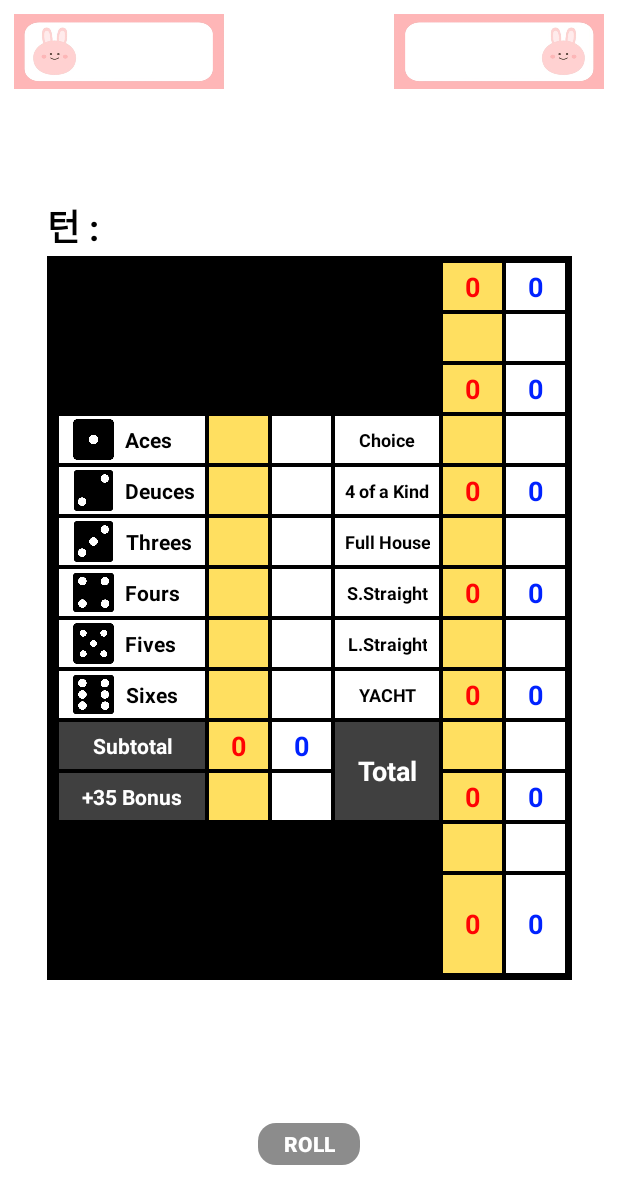
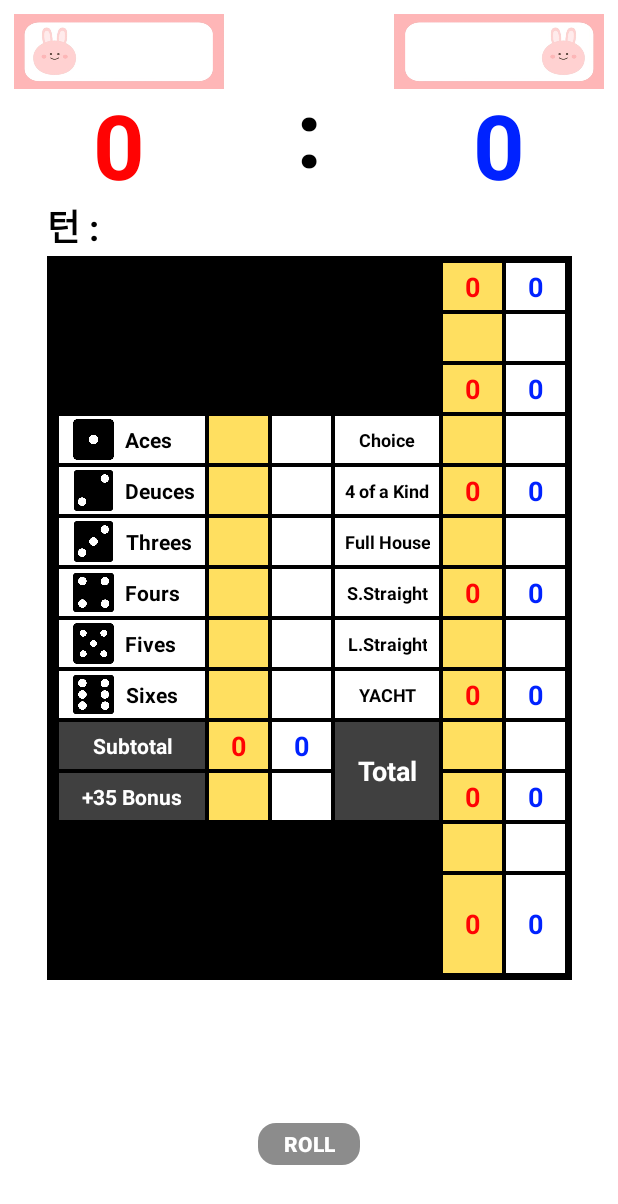
Before and after one commit to ranseo/YacthGame, an Android app: the GameActivity screen opened directly, with no data from a screen before it, on a phone screen of 412 x 824 dp. Shown: the top 1204 px of the screen. Run offline under Robolectric (Android 15) with nearby library versions, the phone set to English and light mode, and no system bars; our stand-ins replace Dagger/Hilt's generated code, Firebase (no records; nobody signed in at launch, a user with empty details on screens opened directly), Room's generated code, data binding; 87 statements that could not run were skipped.

Commit message:
GamePlayFragment.kt --소리추가 완료--

```diff
--- a/app/src/main/java/com/ranseo/yatchgame/YachtApplication.kt
+++ b/app/src/main/java/com/ranseo/yatchgame/YachtApplication.kt
@@ -4,9 +4,13 @@ import android.app.Application
 import com.google.firebase.auth.ktx.auth
 import com.google.firebase.database.ktx.database
 import com.google.firebase.ktx.Firebase
+import com.ranseo.yatchgame.util.YachtGame
+import com.ranseo.yatchgame.util.YachtSound
 import dagger.hilt.android.HiltAndroidApp
+import javax.inject.Inject
 
 @HiltAndroidApp
 class YachtApplication : Application() {
 
+
 }
--- a/app/src/main/java/com/ranseo/yatchgame/data/model/Board.kt
+++ b/app/src/main/java/com/ranseo/yatchgame/data/model/Board.kt
@@ -113,7 +113,7 @@ data class Board(
 
 
         this.sum = ones + twos + threes + fours + fives + sixes
-        this.bonus = if (sum < 63) -1 else 35
+        this.bonus = if (sum < 63) 0 else 35
 
         this.total =
             sum + bonus + (choice + fourCard + fullHouse + smallStraight + largeStraight + yacht)
--- a/app/src/main/java/com/ranseo/yatchgame/ui/game/GamePlayFragment.kt
+++ b/app/src/main/java/com/ranseo/yatchgame/ui/game/GamePlayFragment.kt
@@ -26,24 +26,29 @@ import com.ranseo.yatchgame.databinding.FragmentGamePlayBinding
 import com.ranseo.yatchgame.log
 import com.ranseo.yatchgame.ui.dialog.GameResultDialog
 import com.ranseo.yatchgame.ui.lobby.LobbyActivity
+import com.ranseo.yatchgame.util.YachtSound
 import dagger.hilt.android.AndroidEntryPoint
+import javax.inject.Inject
 
 
 @AndroidEntryPoint
 class GamePlayFragment() : Fragment() {
     private val TAG = "GamePlayFragment"
     private lateinit var binding: FragmentGamePlayBinding
+    @Inject lateinit var yachtSound : YachtSound
+
 
     private val gamePlayViewModel: GamePlayViewModel by viewModels()
 
     private lateinit var rollDiceAnimation: AnimationDrawable
 
-    private lateinit var audioAttributes: AudioAttributes
-    private lateinit var soundPool :SoundPool
-    private var rollSound : Int = 0
-    private var boardConfirmSound : Int = 0
-    private var keepSound : Int = 0
-    private var myTurnSound: Int = 0
+
+//    private lateinit var audioAttributes: AudioAttributes
+//    private lateinit var soundPool :SoundPool
+//    private var rollSound : Int = 0
+//    private var boardConfirmSound : Int = 0
+//    private var keepSound : Int = 0
+//    private var myTurnSound: Int = 0
 
     override fun onCreate(savedInstanceState: Bundle?) {
         super.onCreate(savedInstanceState)
@@ -56,30 +61,14 @@ class GamePlayFragment() : Fragment() {
         }
 
         requireActivity().onBackPressedDispatcher.addCallback(this, onBackPressedCallback)
-        audioAttributes = AudioAttributes.Builder()
-            .setUsage(AudioAttributes.USAGE_ASSISTANCE_SONIFICATION)
-            .setContentType( AudioAttributes.CONTENT_TYPE_SONIFICATION)
-            .build()
-
-        soundPool = SoundPool.Builder()
-            .setMaxStreams(4)
-            .setAudioAttributes(audioAttributes)
-            .build()
-
-        rollSound = soundPool.load(
-            requireActivity(), R.raw.roll_dice, 1)
-
-        boardConfirmSound = soundPool.load(
-            requireActivity(), R.raw.click_sound, 1)
-
-        keepSound = soundPool.load(
-            requireActivity(), R.raw.keep_sound,1)
-
-        myTurnSound = soundPool.load(
-            requireActivity(), R.raw.my_turn_sound,1)
+        yachtSound.initSound(requireContext())
 
     }
 
+    override fun onStart() {
+        super.onStart()
+
+    }
 
     @RequiresApi(Build.VERSION_CODES.N)
     override fun onCreateView(
@@ -92,7 +81,7 @@ class GamePlayFragment() : Fragment() {
         binding.viewModel = gamePlayViewModel
         binding.lifecycleOwner = viewLifecycleOwner
         binding.onClickListener = OnBoardClickListener { boardTag ->
-            playSound(boardConfirmSound, 1f,1f,0,0,1.0f)
+            yachtSound.play(YachtSound.BOARD_CONFIRM_SOUND)
             //보드판의 점수를 사용자가 클릭하면 해당 점수가 확정되고, 상대턴으로 넘어가는 과정
             //1.getScore() : 점수 확정한 뒤, 확정된 점수판을 database에 기록
             gamePlayViewModel.getScore(boardTag)
@@ -124,7 +113,7 @@ class GamePlayFragment() : Fragment() {
     @RequiresApi(Build.VERSION_CODES.N)
     private fun setBtnRollDiceClickListener() {
         binding.btnRoll.setOnClickListener {
-            playSound(rollSound, 1f,1f,0,0,1.0f)
+            yachtSound.play(YachtSound.ROLL_DICE_SOUND)
 //            rollDiceAnimation.start()
             gamePlayViewModel.rollDices()
 
@@ -170,8 +159,7 @@ class GamePlayFragment() : Fragment() {
      */
     private fun rollDiceSelected(idx: Int) = { imageview: View ->
         if (gamePlayViewModel.chance < GamePlayViewModel.CHANCE) {
-
-            playSound(keepSound, 1f,1f,0,0,1.0f)
+            yachtSound.play(YachtSound.KEEP_SOUND)
             gamePlayViewModel.keepDice(idx)
             imageview.isSelected = !imageview.isSelected
 
@@ -234,7 +222,7 @@ class GamePlayFragment() : Fragment() {
             it?.let { myTurn ->
                 if (myTurn) {
                     if (gamePlayViewModel.chance == GamePlayViewModel.INIT_CHANCE) {
-                        playSound(myTurnSound, 1f,1f,0,0,1.0f)
+                        yachtSound.play(YachtSound.MY_TURN_SOUND)
                         log(TAG, "myTurnObserver : chance = ${gamePlayViewModel.chance}", LogTag.I)
                         gamePlayViewModel.reloadBeforeRollDice()
                         log(TAG, "myTurnObserver : 현재 나의 턴 입니다.", LogTag.I)
@@ -283,12 +271,16 @@ class GamePlayFragment() : Fragment() {
     private fun rollDiceObserver() =
         Observer<RollDice> {
             it?.let { rollDice ->
+
                 gamePlayViewModel.myTurn.value?.let { myTurn ->
                     if (!myTurn) {
-                        playSound(rollSound,1f,1f,0,0,1.0f)
+                        val prev = gamePlayViewModel.prevRollDice
+                        if(prev != null && rollDice.checkKeepChange(prev)) yachtSound.play(YachtSound.KEEP_SOUND)
+                        else yachtSound.play(YachtSound.ROLL_DICE_SOUND)
                         gamePlayViewModel.checkOpponentDiceState(rollDice)
                         setRollDiceSelected(rollDice)
                         log(TAG, "rollDiceObserver() : Not My Turn  ${rollDice}", LogTag.I)
+                        gamePlayViewModel.prevRollDice = rollDice
                     } else {
                         log(TAG, "rollDiceObserver() : my Turn  ${rollDice}", LogTag.I)
                     }
@@ -347,22 +339,22 @@ class GamePlayFragment() : Fragment() {
         requireActivity().finish()
     }
 
-    private fun playSound(sound:Int, leftVolume:Float, rightVolume:Float, priority:Int, loop:Int, rate:Float) {
-        soundPool.play(
-            sound,
-            leftVolume,
-            rightVolume,
-            priority,
-            loop,
-            rate
-        )
-    }
+//    private fun playSound(sound:Int, leftVolume:Float, rightVolume:Float, priority:Int, loop:Int, rate:Float) {
+//        soundPool.play(
+//            sound,
+//            leftVolume,
+//            rightVolume,
+//            priority,
+//            loop,
+//            rate
+//        )
+//    }
 
     override fun onDestroy() {
         super.onDestroy()
         gamePlayViewModel.removeListener()
 //        gamePlayViewModel.releaseResource()
-        soundPool.release()
+        yachtSound.release()
     }
 
     companion object {
--- a/app/src/main/java/com/ranseo/yatchgame/ui/game/GamePlayViewModel.kt
+++ b/app/src/main/java/com/ranseo/yatchgame/ui/game/GamePlayViewModel.kt
@@ -70,6 +70,7 @@ class GamePlayViewModel @Inject constructor(
     val turnFlag = Transformations.map(rollDice) {
         it.turn
     }
+    var prevRollDice : RollDice? = null
 
     private val _boardInfo = MutableLiveData<BoardInfo>()
     val boardInfo: LiveData<BoardInfo>
@@ -99,16 +100,16 @@ class GamePlayViewModel @Inject constructor(
     val chance: Int
         get() = _chance
 
-    fun initChance() {
+    private fun initChance() {
         _chance = INIT_CHANCE
     }
 
-    private val _chanceStr = MutableLiveData<String>()
-    val chanceStr: LiveData<String>
-        get() = _chanceStr
+    private val _chanceString = MutableLiveData<String>()
+    val chanceString: LiveData<String>
+        get() = _chanceString
 
     private fun getChanceStr() {
-        _chanceStr.value = if (chance == INIT_CHANCE) "-/3" else "${3 - chance}/3"
+        _chanceString.value = if (chance == INIT_CHANCE) "-/3" else "${3 - chance}/3"
     }
 
 
@@ -204,6 +205,7 @@ class GamePlayViewModel @Inject constructor(
                 true
             } else {
                 initChance()
+                getChanceStr()
                 false
             }
         }
@@ -494,7 +496,7 @@ class GamePlayViewModel @Inject constructor(
         log(TAG, "finishTurn()  : chance = ${chance}", LogTag.I)
         _initRollDiceKeep.value = Event(Unit)
         if (!isFirstPlayer()) implementTurnCount()
-        getChanceStr()
+        //getChanceStr()
     }
 
     /**
--- a/app/src/main/java/com/ranseo/yatchgame/ui/lobby/LobbyActivity.kt
+++ b/app/src/main/java/com/ranseo/yatchgame/ui/lobby/LobbyActivity.kt
@@ -15,6 +15,7 @@ import com.google.firebase.auth.FirebaseAuth
 import com.ranseo.yatchgame.R
 import com.ranseo.yatchgame.databinding.ActivityLobbyBinding
 import com.ranseo.yatchgame.ui.login.LoginActivity
+import com.ranseo.yatchgame.util.YachtSound
 import dagger.hilt.android.AndroidEntryPoint
 import javax.inject.Inject
 
@@ -27,6 +28,7 @@ class LobbyActivity : AppCompatActivity(), NavigationView.OnNavigationItemSelect
 
     private lateinit var navController : NavController
     private lateinit var appBarConfiguration : AppBarConfiguration
+
 
     //firebase
     @Inject lateinit var auth : FirebaseAuth
@@ -67,5 +69,8 @@ class LobbyActivity : AppCompatActivity(), NavigationView.OnNavigationItemSelect
         finish()
     }
 
+    override fun onDestroy() {
+        super.onDestroy()
+    }
 
 }
--- /dev/null
+++ b/app/src/main/java/com/ranseo/yatchgame/util/YachtSound.kt
@@ -0,0 +1,44 @@
+package com.ranseo.yatchgame.util
+
+import android.content.Context
+import android.media.AudioAttributes
+import android.media.AudioManager
+import android.media.MediaPlayer
+import android.media.SoundPool
+import com.ranseo.yatchgame.R
+import javax.inject.Inject
+
+class YachtSound @Inject constructor() {
+
+    fun initSound(context:Context) {
+        mediaPlayerMap = HashMap(4)
+
+        mediaPlayerMap[ROLL_DICE_SOUND] = MediaPlayer.create(context, ROLL_DICE_SOUND)
+        mediaPlayerMap[BOARD_CONFIRM_SOUND] = MediaPlayer.create(context, BOARD_CONFIRM_SOUND)
+        mediaPlayerMap[KEEP_SOUND] = MediaPlayer.create(context, KEEP_SOUND)
+        mediaPlayerMap[MY_TURN_SOUND] = MediaPlayer.create(context, MY_TURN_SOUND)
+
+    }
+
+    fun play(raw_id:Int) {
+        if(mediaPlayerMap.containsKey(raw_id)) mediaPlayerMap[raw_id]
+            ?.let { it.start() }
+    }
+
+    fun release() {
+        for(value in mediaPlayerMap.values) {
+            value.release()
+        }
+    }
+
+    companion object {
+        private lateinit var mediaPlayerMap : HashMap<Int,MediaPlayer>
+        const val ROLL_DICE_SOUND = R.raw.roll_dice
+        const val BOARD_CONFIRM_SOUND = R.raw.click_sound
+        const val KEEP_SOUND = R.raw.keep_sound
+        const val MY_TURN_SOUND = R.raw.my_turn_sound
+    }
+
+
+
+}
--- a/app/src/main/res/layout/fragment_game_play.xml
+++ b/app/src/main/res/layout/fragment_game_play.xml
@@ -22,48 +22,62 @@
     <androidx.constraintlayout.widget.ConstraintLayout
         android:layout_width="match_parent"
         android:layout_height="match_parent"
-        android:background="@color/white"
-        >
+        android:background="@color/white">
 
         <include
+            android:id="@+id/layout_first_profile"
             layout="@layout/layout_player_profile"
             app:layout_constraintEnd_toEndOf="parent"
             app:layout_constraintStart_toStartOf="parent"
             app:layout_constraintTop_toTopOf="parent"
             bind:player="@{viewModel.firstPlayer}"
-            bind:viewModel="@{viewModel}"/>
+            bind:viewModel="@{viewModel}"
+            bind:board="@{viewModel.firstRealBoard}"/>
+
 
         <include
+            android:id="@+id/layout_second_profile"
             layout="@layout/layout_player_profile_reverse"
             app:layout_constraintEnd_toEndOf="parent"
             app:layout_constraintStart_toStartOf="parent"
             app:layout_constraintTop_toTopOf="parent"
             bind:player="@{viewModel.secondPlayer}"
-            bind:viewModel="@{viewModel}"/>
+            bind:viewModel="@{viewModel}"
+            bind:board="@{viewModel.secondRealBoard}"/>
+
+        <TextView
+            android:textSize="62sp"
+            android:layout_width="wrap_content"
+            android:layout_height="wrap_content"
+            android:text=":"
+            app:layout_constraintStart_toStartOf="@+id/layout_first_profile"
+            app:layout_constraintEnd_toEndOf="@id/layout_second_profile"
+            app:layout_constraintTop_toTopOf="parent"
+            android:layout_marginTop="46dp"
+            />
 
         <androidx.constraintlayout.widget.ConstraintLayout
             android:layout_width="wrap_content"
             android:layout_height="wrap_content"
-            app:layout_constraintBottom_toTopOf="@+id/layout_board"
-            app:layout_constraintStart_toStartOf="@+id/layout_board"
             android:layout_marginBottom="2dp"
             android:theme="@style/Theme.GamePlay"
-            >
+            app:layout_constraintBottom_toTopOf="@+id/layout_board"
+            app:layout_constraintStart_toStartOf="@+id/layout_board">
 
             <TextView
                 android:id="@+id/tv_turn"
                 android:layout_width="wrap_content"
                 android:layout_height="wrap_content"
+                android:text="턴 : "
                 android:textSize="24sp"
                 app:layout_constraintStart_toStartOf="parent"
-                app:layout_constraintTop_toTopOf="parent"
-                android:text="턴 : " />
+                app:layout_constraintTop_toTopOf="parent" />
 
             <TextView
                 android:layout_width="wrap_content"
                 android:layout_height="wrap_content"
+                android:text="@{viewModel.turnCountStr}"
                 android:textSize="24sp"
-                android:text="@{viewModel.turnCountStr}"
                 app:layout_constraintStart_toEndOf="@id/tv_turn"
                 app:layout_constraintTop_toTopOf="parent"
                 tools:text="1/12" />
@@ -73,23 +87,21 @@
             android:id="@+id/layout_board"
             android:layout_width="350dp"
             android:layout_height="wrap_content"
-            android:background="@drawable/board_border_line"
-            app:layout_constraintStart_toStartOf="parent"
-            app:layout_constraintEnd_toEndOf="parent"
-            app:layout_constraintTop_toTopOf="parent"
-            app:layout_constraintBottom_toBottomOf="parent"
             android:layout_marginStart="10dp"
             android:layout_marginEnd="10dp"
-            >
+            android:background="@drawable/board_border_line"
+            app:layout_constraintBottom_toBottomOf="parent"
+            app:layout_constraintEnd_toEndOf="parent"
+            app:layout_constraintStart_toStartOf="parent"
+            app:layout_constraintTop_toTopOf="parent">
 
             <include
                 layout="@layout/layout_game_play_board"
                 android:layout_width="wrap_content"
                 android:layout_height="wrap_content"
                 android:layout_gravity="center"
-                bind:viewModel="@{viewModel}"
                 bind:onClickListener="@{onClickListener}"
-                />
+                bind:viewModel="@{viewModel}" />
 
 
         </FrameLayout>
@@ -100,90 +112,86 @@
             android:layout_width="wrap_content"
             android:layout_height="wrap_content"
             android:orientation="horizontal"
-            app:layout_constraintGuide_percent="0.85"
-            />
+            app:layout_constraintGuide_percent="0.85" />
 
         <LinearLayout
             android:id="@+id/layout_roll_dice"
             android:layout_width="0dp"
             android:layout_height="0dp"
+            android:gravity="center"
             android:orientation="horizontal"
-            app:layout_constraintTop_toBottomOf="@+id/layout_board"
+            app:layout_constraintBottom_toTopOf="@+id/bottom_guideline"
+            app:layout_constraintEnd_toEndOf="parent"
             app:layout_constraintStart_toStartOf="parent"
-            app:layout_constraintEnd_toEndOf="parent"
-            app:layout_constraintBottom_toTopOf="@+id/bottom_guideline"
-            android:gravity="center"
-            >
+            app:layout_constraintTop_toBottomOf="@+id/layout_board">
 
             <ImageView
                 android:id="@+id/iv_roll_first"
-                tools:src="@drawable/selector_roll_dice_first"
                 setSelector="@{viewModel.rollDiceImages[0]}"
                 android:layout_width="48dp"
                 android:layout_height="48dp"
-                android:layout_marginEnd="12dp"/>
+                android:layout_marginEnd="12dp"
+                tools:src="@drawable/selector_roll_dice_first" />
 
 
             <ImageView
                 android:id="@+id/iv_roll_second"
-                tools:src="@drawable/selector_roll_dice_second"
                 setSelector="@{viewModel.rollDiceImages[1]}"
                 android:layout_width="48dp"
                 android:layout_height="48dp"
-                android:layout_marginEnd="12dp"/>
+                android:layout_marginEnd="12dp"
+                tools:src="@drawable/selector_roll_dice_second" />
 
 
             <ImageView
                 android:id="@+id/iv_roll_third"
-                tools:src="@drawable/selector_roll_dice_third"
                 setSelector="@{viewModel.rollDiceImages[2]}"
                 android:layout_width="48dp"
                 android:layout_height="48dp"
-                android:layout_marginEnd="12dp"/>
+                android:layout_marginEnd="12dp"
+                tools:src="@drawable/selector_roll_dice_third" />
 
 
             <ImageView
                 android:id="@+id/iv_roll_fourth"
-                tools:src="@drawable/selector_roll_dice_fourth"
                 setSelector="@{viewModel.rollDiceImages[3]}"
                 android:layout_width="48dp"
                 android:layout_height="48dp"
-                android:layout_marginEnd="12dp"/>
+                android:layout_marginEnd="12dp"
+                tools:src="@drawable/selector_roll_dice_fourth" />
 
 
             <ImageView
                 android:id="@+id/iv_roll_fifth"
-                tools:src="@drawable/selector_roll_dice_fifth"
                 setSelector="@{viewModel.rollDiceImages[4]}"
                 android:layout_width="48dp"
                 android:layout_height="48dp"
-                />
+                tools:src="@drawable/selector_roll_dice_fifth" />
 
         </LinearLayout>
 
         <TextView
-            tools:text="0/3"
-            android:text="@{viewModel.chanceStr}"
             android:layout_width="wrap_content"
             android:layout_height="wrap_content"
+            android:text="@{viewModel.chanceString}"
+            app:layout_constraintBottom_toTopOf="@id/btn_roll"
+            app:layout_constraintEnd_toEndOf="@id/btn_roll"
+            app:layout_constraintStart_toStartOf="@+id/btn_roll"
             app:layout_constraintTop_toBottomOf="@+id/bottom_guideline"
-            app:layout_constraintStart_toStartOf="@+id/btn_roll"
-            app:layout_constraintEnd_toEndOf="@id/btn_roll"
-            app:layout_constraintBottom_toTopOf="@id/btn_roll"
-            />
+            tools:text="0/3" />
 
         <androidx.appcompat.widget.AppCompatButton
             android:id="@+id/btn_roll"
-            android:text="Roll"
+            android:layout_width="wrap_content"
+            android:layout_height="wrap_content"
             android:background="@drawable/selector_btn"
             android:enabled="@{viewModel.myTurn}"
+            android:text="Roll"
             android:textColor="@color/white"
-            android:layout_width="wrap_content"
-            android:layout_height="wrap_content"
-            app:layout_constraintTop_toBottomOf="@+id/bottom_guideline"
+            app:layout_constraintBottom_toBottomOf="parent"
+            app:layout_constraintEnd_toEndOf="parent"
             app:layout_constraintStart_toStartOf="parent"
-            app:layout_constraintEnd_toEndOf="parent"
-            app:layout_constraintBottom_toBottomOf="parent"/>
+            app:layout_constraintTop_toBottomOf="@+id/bottom_guideline" />
 
         <!--        <androidx.appcompat.widget.AppCompatButton-->
         <!--            android:id="@+id/btn_finish"-->
@@ -197,8 +205,5 @@
         <!--            app:layout_constraintBottom_toBottomOf="parent"/>-->
 
 
-
-
-
     </androidx.constraintlayout.widget.ConstraintLayout>
 </layout>
--- a/app/src/main/res/layout/layout_number_board_first.xml
+++ b/app/src/main/res/layout/layout_number_board_first.xml
@@ -210,7 +210,7 @@
             android:layout_height="34dp" />
 
         <TextView
-            android:text="@{realBoard.bonus>-1 ? Integer.toString(realBoard.bonus) : Character.toString('-')}"
+            android:text="@{realBoard.bonus>0 ? Integer.toString(realBoard.bonus) : Character.toString('-')}"
             android:background="@drawable/board_list_border_line_yellow"
             tools:text="36"
             android:textAlignment="center"
--- a/app/src/main/res/layout/layout_number_board_second.xml
+++ b/app/src/main/res/layout/layout_number_board_second.xml
@@ -210,7 +210,7 @@
             android:layout_height="34dp" />
 
         <TextView
-            android:text="@{realBoard.bonus>-1 ? Integer.toString(realBoard.bonus) : Character.toString('-')}"
+            android:text="@{realBoard.bonus>0 ? Integer.toString(realBoard.bonus) : Character.toString('-')}"
             android:background="@drawable/board_list_border_line"
             tools:text="36"
             android:textAlignment="center"
--- a/app/src/main/res/layout/layout_player_profile.xml
+++ b/app/src/main/res/layout/layout_player_profile.xml
@@ -12,11 +12,15 @@
             name="viewModel"
             type="com.ranseo.yatchgame.ui.game.GamePlayViewModel" />
 
+        <variable
+            name="board"
+            type="com.ranseo.yatchgame.data.model.Board" />
+
     </data>
 
     <androidx.constraintlayout.widget.ConstraintLayout
-        android:layout_width="match_parent"
-        android:layout_height="70dp"
+        android:layout_width="wrap_content"
+        android:layout_height="wrap_content"
         android:padding="9dp"
         >
 
@@ -50,5 +54,19 @@
             app:layout_constraintTop_toTopOf="@id/name_tag"
             tools:text="란서란서란서란서" />
 
+        <TextView
+            android:id="@+id/tv_total_under_first_profile"
+            android:text="@{Integer.toString(board.total)}"
+            android:layout_width="wrap_content"
+            android:layout_height="wrap_content"
+            android:textColor="@color/board_first_score"
+            android:textSize="60sp"
+            tools:text="256"
+            android:layout_marginTop="12dp"
+            app:layout_constraintStart_toStartOf="@id/name_tag"
+            app:layout_constraintEnd_toEndOf="@id/name_tag"
+            app:layout_constraintTop_toBottomOf="@id/tv_player_name"/>
+
+
     </androidx.constraintlayout.widget.ConstraintLayout>
 </layout>
--- a/app/src/main/res/layout/layout_player_profile_reverse.xml
+++ b/app/src/main/res/layout/layout_player_profile_reverse.xml
@@ -12,11 +12,15 @@
             name="viewModel"
             type="com.ranseo.yatchgame.ui.game.GamePlayViewModel" />
 
+        <variable
+            name="board"
+            type="com.ranseo.yatchgame.data.model.Board" />
+
     </data>
 
     <androidx.constraintlayout.widget.ConstraintLayout
         android:layout_width="match_parent"
-        android:layout_height="70dp"
+        android:layout_height="wrap_content"
         android:padding="9dp">
 
         <ImageView
@@ -45,9 +49,23 @@
             android:layout_width="wrap_content"
             android:layout_height="wrap_content"
             app:layout_constraintEnd_toEndOf="@id/guideline"
-            app:layout_constraintBottom_toBottomOf="parent"
+            app:layout_constraintBottom_toBottomOf="@id/name_tag"
             app:layout_constraintTop_toTopOf="parent"
             />
 
+        <TextView
+            android:id="@+id/tv_total_under_first_profile"
+            android:text="@{Integer.toString(board.total)}"
+            android:layout_width="wrap_content"
+            android:layout_height="wrap_content"
+            android:textColor="@color/board_second_score"
+            android:textSize="60sp"
+            tools:text="256"
+            android:layout_marginTop="12dp"
+            app:layout_constraintStart_toStartOf="@id/name_tag"
+            app:layout_constraintEnd_toEndOf="@id/name_tag"
+            app:layout_constraintTop_toBottomOf="@id/tv_player_name"/>
+
+
     </androidx.constraintlayout.widget.ConstraintLayout>
 </layout>
```
Also changed, not shown: app/src/main/java/com/ranseo/yatchgame/data/model/RollDice.kt (+10 -0 lines), app/src/main/java/com/ranseo/yatchgame/ui/game/GameActivity.kt (+7 -0 lines), app/src/main/java/com/ranseo/yatchgame/ui/lobby/LobbyFragment.kt (+21 -5 lines), app/src/main/res/layout/fragment_lobby.xml (+8 -8 lines), 2 other files. Lines whose indentation alone changed are shown as unchanged.
